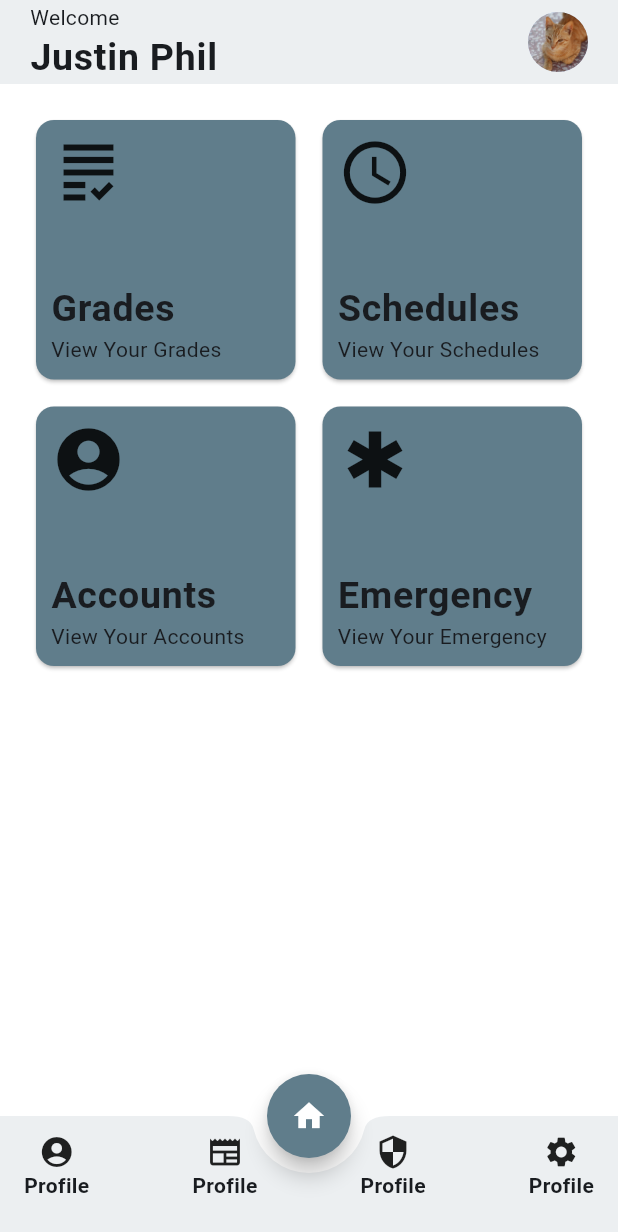
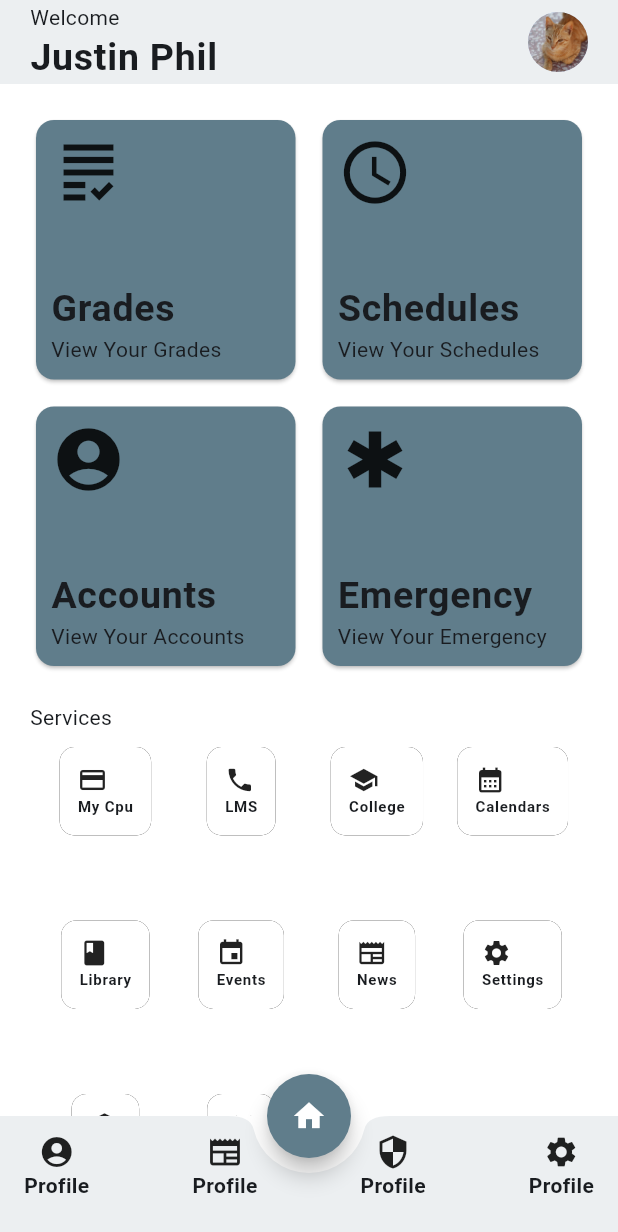
Before and after one commit to Swiss-Jp/CCS3801_595_app02_homescreen, a Flutter app: the screen it shows after launch, on a phone screen of 412 x 824 dp. Shown: the top 1232 px of the screen. Run offline on Flutter 3.47's test engine with Material 3 defaults, Android fonts, the phone set to English and light mode, and no system bars.

Commit message:
services_actions

```diff
--- /dev/null
+++ b/lib/data/services_list.dart
@@ -0,0 +1,45 @@
+import 'package:app02_homescreen_595/models/services_models.dart';
+import 'package:flutter/material.dart';
+
+final List<servicesModels> services = [
+  servicesModels(
+    title: 'My Cpu',
+    icon: Icons.credit_card,
+  ),
+  servicesModels(
+    title: 'LMS',
+    icon: Icons.phone,
+  ),
+  servicesModels(
+    title: 'College',
+    icon: Icons.school,
+  ),
+  servicesModels(
+    title: 'Calendars',
+    icon: Icons.calendar_month,
+  ),
+  servicesModels(
+    title: 'Library',
+    icon: Icons.book,
+  ),
+  servicesModels(
+    title: 'Events',
+    icon: Icons.event,
+  ),
+  servicesModels(
+    title: 'News',
+    icon: Icons.newspaper,
+  ),
+  servicesModels(
+    title: 'Settings',
+    icon: Icons.settings,
+  ),
+  servicesModels(
+    title: 'CPU',
+    icon: Icons.account_balance,
+  ),
+  servicesModels(
+    title: 'Map',
+    icon: Icons.map,
+  ),
+];
--- /dev/null
+++ b/lib/models/services_models.dart
@@ -0,0 +1,11 @@
+import 'package:flutter/material.dart';
+
+class servicesModels{
+  final String title;
+  final IconData icon;
+
+  servicesModels({
+    required this.title,
+    required this.icon,
+  });
+}
--- a/lib/screens/home_screen.dart
+++ b/lib/screens/home_screen.dart
@@ -1,6 +1,9 @@
+import 'package:app02_homescreen_595/data/services_list.dart' hide services;
 import 'package:app02_homescreen_595/widgets/bottomNavBar.dart';
 import 'package:app02_homescreen_595/widgets/quick_actions.dart';
 import 'package:flutter/material.dart';
+
+import '../widgets/services_actions.dart';
 
 class HomeScreen extends StatelessWidget {
   const HomeScreen({super.key});
@@ -14,44 +17,52 @@ class HomeScreen extends StatelessWidget {
         leading: Padding(
           padding: const EdgeInsets.symmetric(horizontal: 20),
           child: Column(
-            mainAxisAlignment:
-                MainAxisAlignment.center,
-            crossAxisAlignment:
-                CrossAxisAlignment.start,
+            mainAxisAlignment: MainAxisAlignment.center,
+            crossAxisAlignment: CrossAxisAlignment.start,
             children: [
               Text('Welcome'),
-              Text('Justin '
-                  'Phil',
-                style: Theme.of(
-                  context,).textTheme.labelMedium,
+              Text(
+                'Justin Phil',
+                style: Theme.of(context).textTheme.labelMedium,
               )
             ],
           ),
         ),
         actions: [
           CircleAvatar(
-            backgroundImage: AssetImage(
-              'assets/prof1.png',
-            ),
+            backgroundImage: AssetImage('assets/prof1.png'),
           )
         ],
-        actionsPadding: EdgeInsets.symmetric(
-          horizontal: 20,
-        ),
+        actionsPadding: const EdgeInsets.symmetric(horizontal: 20),
         leadingWidth: 200,
       ),
-      body: Padding(
-        padding: const EdgeInsets.all(20.0),
-        child: QuickActions(),
+      body: SingleChildScrollView(
+        child: Padding(
+          padding: const EdgeInsets.all(20.0),
+          child: Column(
+            children: [
+              QuickActions(),
+              const SizedBox(height: 20),
+              Row(
+                children: [
+                  Text('Services'),
+                ],
+              ),
+              Padding(
+                padding: const EdgeInsets.all(10.0),
+                child: ServicesActions(),
+              ),
+            ],
+          ),
+        ),
       ),
       floatingActionButton: FloatingActionButton(
         backgroundColor: Colors.blueGrey,
-          shape: CircleBorder(),
-          onPressed: () {},
-        child: Icon(Icons.home,color: Colors.white,),
+        shape: const CircleBorder(),
+        onPressed: () {},
+        child: const Icon(Icons.home, color: Colors.white),
       ),
       floatingActionButtonLocation: FloatingActionButtonLocation.centerDocked,
-
       bottomNavigationBar: bottomNavBar(),
     );
   }
--- /dev/null
+++ b/lib/widgets/services_actions.dart
@@ -0,0 +1,57 @@
+import 'package:app02_homescreen_595/data/services_list.dart';
+import 'package:flutter/material.dart';
+
+class ServicesActions extends StatelessWidget {
+  const ServicesActions({super.key});
+
+  @override
+  Widget build(BuildContext context) {
+    return GridView.builder(
+      itemCount: services.length,
+      shrinkWrap: true,
+      physics: const NeverScrollableScrollPhysics(),
+      gridDelegate: const SliverGridDelegateWithFixedCrossAxisCount(
+        crossAxisCount: 4,
+        crossAxisSpacing: 10,
+        mainAxisSpacing: 15,
+        childAspectRatio: 0.8,
+      ),
+      itemBuilder: (BuildContext context, int index) {
+        final service = services[index];
+
+        return Column(
+          children: [
+            Container(
+              padding: const EdgeInsets.all(12.0),
+              decoration: BoxDecoration(
+                color: Colors.white,
+                borderRadius: BorderRadius.circular(10.0),
+                boxShadow: [
+                  BoxShadow(
+                    color: Colors.black
+                  )
+                ]
+
+              ),
+
+              child: Column(
+                mainAxisAlignment: MainAxisAlignment.spaceBetween,
+                crossAxisAlignment: CrossAxisAlignment.start,
+
+                children: [
+                  Icon(service.icon, size: 20),
+                  Text(
+                    service.title,
+                    style: Theme.of(context).textTheme.labelSmall?.copyWith(
+                      fontSize: 10,
+                    ),
+                  ),
+                ],
+              ),
+            ),
+          ],
+        );
+      },
+    );
+  }
+}
```
